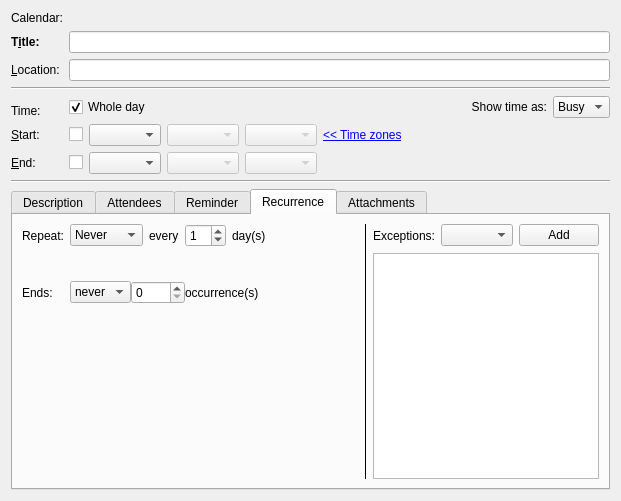
Qt form incidenceeditors/incidenceeditor-ng/eventortododesktop.ui (chusopr/kdepim-ktimetracker-akonadi) before a commit.
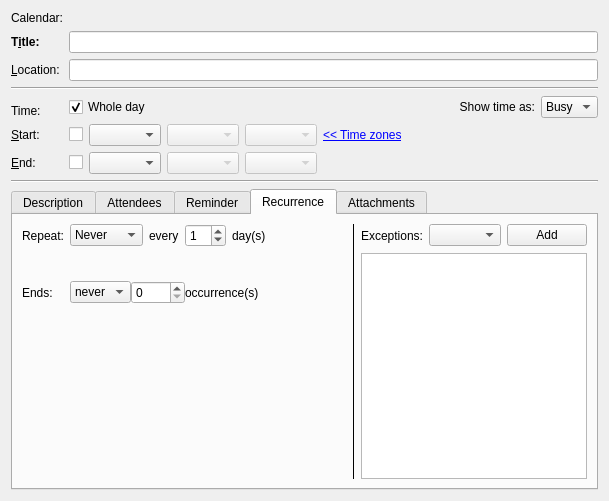
The same form after that commit. The open tabs and pages were chosen to show the change. Custom widgets are drawn as their Qt base class.

What changed in the file:
```diff
--- a/incidenceeditors/incidenceeditor-ng/eventortododesktop.ui
+++ b/incidenceeditors/incidenceeditor-ng/eventortododesktop.ui
@@ -6,7 +6,7 @@
    <rect>
     <x>0</x>
     <y>0</y>
-    <width>621</width>
+    <width>609</width>
     <height>501</height>
    </rect>
   </property>
@@ -1099,6 +1099,19 @@
            </property>
           </widget>
          </item>
+         <item>
+          <spacer name="horizontalSpacer_10">
+           <property name="orientation">
+            <enum>Qt::Horizontal</enum>
+           </property>
+           <property name="sizeHint" stdset="0">
+            <size>
+             <width>40</width>
+             <height>20</height>
+            </size>
+           </property>
+          </spacer>
+         </item>
         </layout>
        </item>
        <item row="0" column="2" rowspan="4">
@@ -1123,19 +1136,6 @@
            </property>
           </widget>
          </item>
-         <item>
-          <spacer name="horizontalSpacer_8">
-           <property name="orientation">
-            <enum>Qt::Horizontal</enum>
-           </property>
-           <property name="sizeHint" stdset="0">
-            <size>
-             <width>40</width>
-             <height>20</height>
-            </size>
-           </property>
-          </spacer>
-         </item>
          <item>
           <widget class="KPIM::KDateEdit" name="mExceptionDateEdit">
            <property name="sizePolicy">
@@ -1153,6 +1153,19 @@
            </property>
           </widget>
          </item>
+         <item>
+          <spacer name="horizontalSpacer_4">
+           <property name="orientation">
+            <enum>Qt::Horizontal</enum>
+           </property>
+           <property name="sizeHint" stdset="0">
+            <size>
+             <width>40</width>
+             <height>20</height>
+            </size>
+           </property>
+          </spacer>
+         </item>
         </layout>
        </item>
        <item row="2" column="0">
```
Left out of the diff: 34 changed lines with no effect on the pictures.
